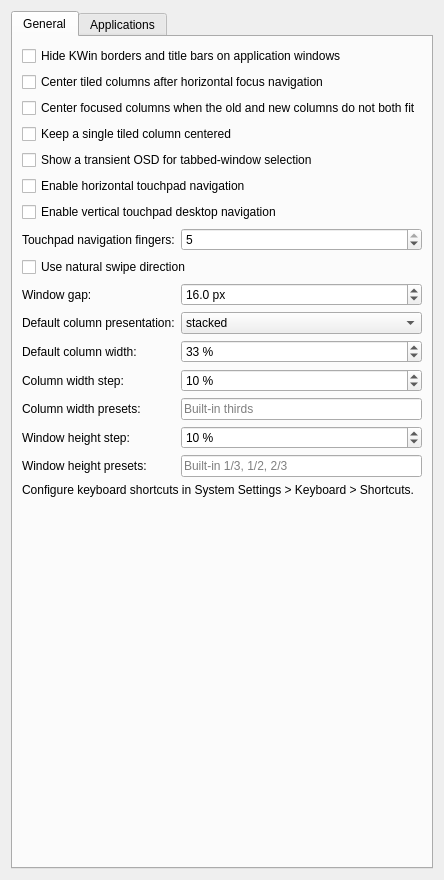
The window that packaging/kwin-script/contents/ui/config.ui (kontonkara/driftile) describes before a commit, drawn with Qt 5.
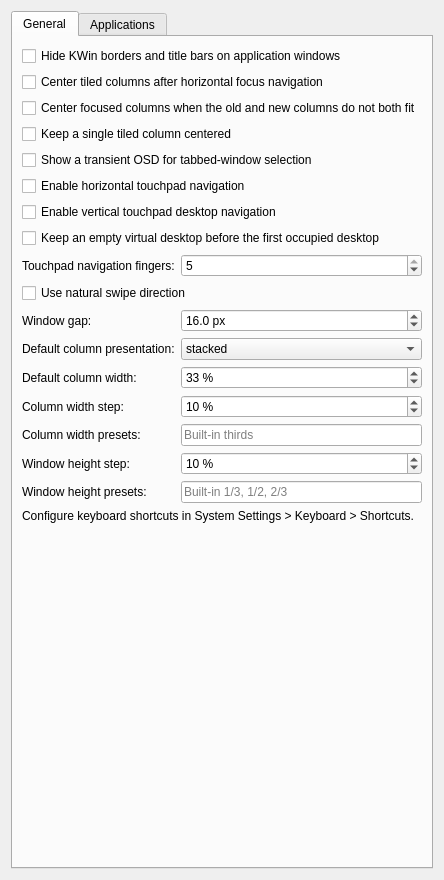
The same window after the commit.

Commit message: feat(config): expose the leading desktop policy

The edit to the form file:
```diff
--- a/packaging/kwin-script/contents/ui/config.ui
+++ b/packaging/kwin-script/contents/ui/config.ui
@@ -71,6 +71,16 @@
          </property>
         </widget>
        </item>
+       <item>
+        <widget class="QCheckBox" name="kcfg_EmptyDesktopAboveFirst">
+         <property name="text">
+          <string>Keep an empty virtual desktop before the first occupied desktop</string>
+         </property>
+         <property name="toolTip">
+          <string>Maintains one leading empty desktop independently of the shared trailing empty desktop.</string>
+         </property>
+        </widget>
+       </item>
        <item>
         <layout class="QFormLayout" name="touchpadNavigationLayout">
          <item row="0" column="0">
```
The commit also changes 6 other files.
